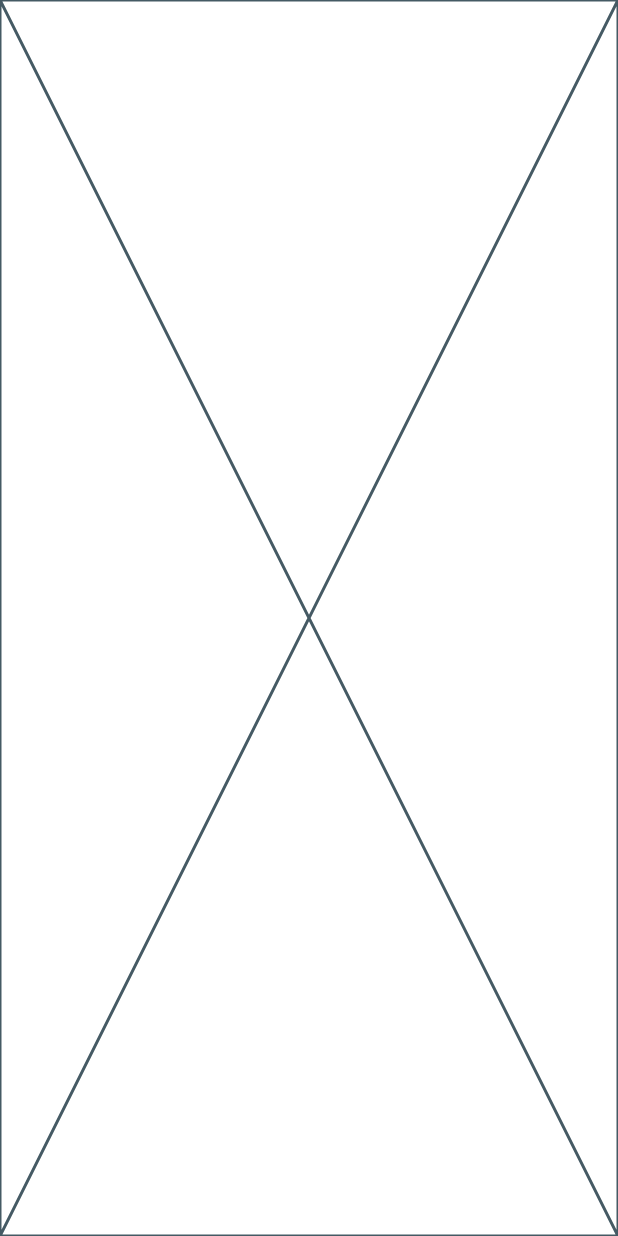
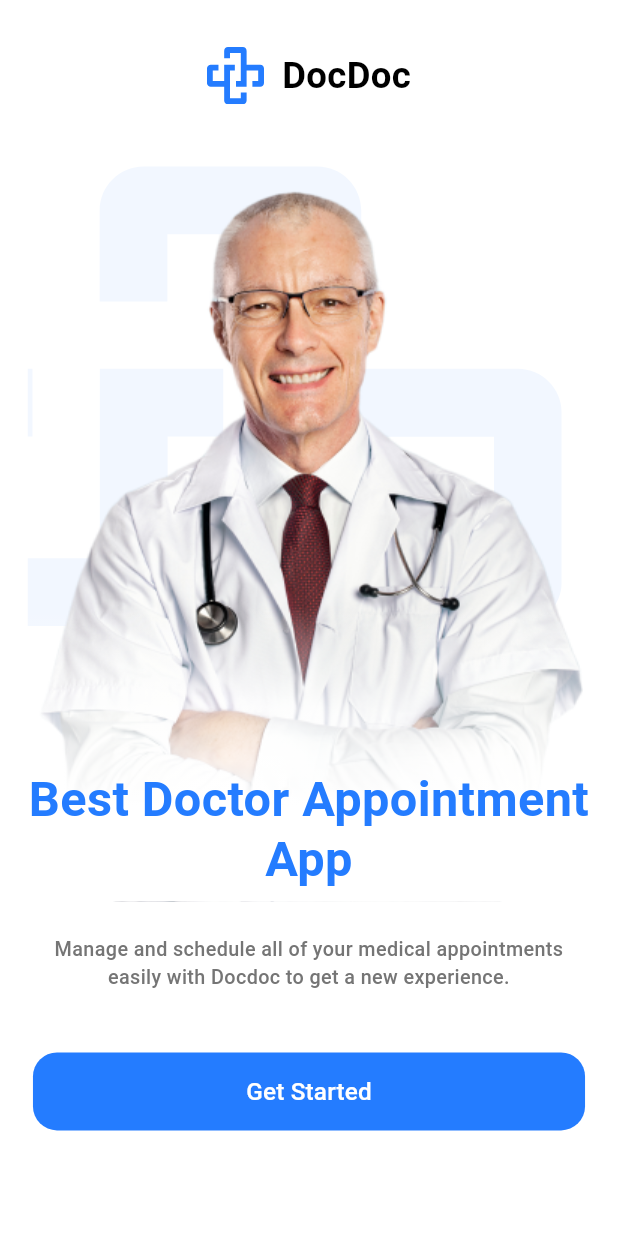
Before and after one commit to MuhannadMutawe/doctar_app, a Flutter app: the screen it shows after launch, on a phone screen of 412 x 824 dp. Run offline on Flutter 3.47's test engine with Material 3 defaults, Android fonts, the phone set to English and light mode, and no system bars; our stand-ins replace flutter_screenutil, flutter_svg.

Commit message:
_added images and svgs folders for assets. _added flutter_svg and flutter_screenutil. _made file for doc app client . _added navigation extension. _added routing folder that conlains router class and routes file. _added colors & text styles. _added empty login screen. _added onboarding screen.

```diff
--- /dev/null
+++ b/lib/core/helpers/extensions.dart
@@ -0,0 +1,17 @@
+import 'package:flutter/material.dart';
+
+extension Navigation on BuildContext{
+  Future<dynamic> pushNamed (String routeName ,{Object? argument}){
+    return Navigator.of(this).pushNamed(routeName, arguments: argument);
+  }
+
+  Future<dynamic> pushReplacement (String routeName ,{Object? argument}){
+    return Navigator.of(this).pushReplacementNamed(routeName, arguments: argument);
+  }
+
+  Future<dynamic> pushNamedAndRemoveUntil (String routeName ,{Object? argument , required RoutePredicate predicate}){
+    return Navigator.of(this).pushNamedAndRemoveUntil(routeName,predicate,arguments: argument);
+  }
+
+  void pop() => Navigator.of(this).pop(this);
+}
--- a/lib/core/routing/app_router.dart
+++ b/lib/core/routing/app_router.dart
@@ -1,16 +1,19 @@
 import 'package:doctor_app/core/routing/routes.dart';
+import 'package:doctor_app/features/login/ui/login_screen.dart';
+import 'package:doctor_app/features/onboarding/ui/on_boarding_screen.dart';
 import 'package:flutter/material.dart';
 
 class AppRouter {
   Route generateRoute(RouteSettings settings) {
+    final arguments = settings.arguments;
     switch (settings.name) {
       case Routes.onBoardingScreen:
         return MaterialPageRoute(
-          builder: (context) => const Scaffold(),
+          builder: (context) => const OnBoardingScreen(),
         );
       case Routes.loginScreen:
         return MaterialPageRoute(
-          builder: (context) => const Scaffold(),
+          builder: (context) => const LoginScreen(),
         );
       default:
         return MaterialPageRoute(
--- /dev/null
+++ b/lib/core/theming/app_colors.dart
@@ -0,0 +1,6 @@
+import 'package:flutter/material.dart';
+
+class AppColors {
+  static const Color mainBlue = Color(0XFF247CFF);
+  static const Color gray = Color(0XFF757575);
+}
--- /dev/null
+++ b/lib/core/theming/text_styles.dart
@@ -0,0 +1,29 @@
+import 'package:doctor_app/core/theming/app_colors.dart';
+import 'package:flutter/material.dart';
+import 'package:flutter_screenutil/flutter_screenutil.dart';
+
+class TextStyles{
+  static TextStyle font24Block700Weight = TextStyle(
+    fontSize: 24.sp,
+    fontWeight: FontWeight.w700,
+    color: Colors.black
+  );
+
+  static TextStyle font32BlueBold = TextStyle(
+      fontSize: 32.sp,
+      fontWeight: FontWeight.bold,
+      color: AppColors.mainBlue
+  );
+
+  static TextStyle font13Gray400 = TextStyle(
+      fontSize: 13.sp,
+      fontWeight: FontWeight.w500,
+      color: AppColors.gray
+  );
+
+  static TextStyle font16WhiteSemiBold = TextStyle(
+      fontSize: 16.sp,
+      fontWeight: FontWeight.w500,
+      color: Colors.white
+  );
+}
--- a/lib/doc_app.dart
+++ b/lib/doc_app.dart
@@ -1,10 +1,29 @@
+import 'package:doctor_app/core/routing/routes.dart';
+import 'package:doctor_app/core/theming/app_colors.dart';
 import 'package:flutter/material.dart';
+import 'package:flutter_screenutil/flutter_screenutil.dart';
+
+import 'core/routing/app_router.dart';
 
 class DocApp extends StatelessWidget {
-  const DocApp({super.key});
+  final AppRouter appRouter;
+  const DocApp({super.key,required this.appRouter});
 
   @override
   Widget build(BuildContext context) {
-    return const Placeholder();
+    return ScreenUtilInit(
+      designSize: const Size(375, 812),
+      minTextAdapt: true,
+      child: MaterialApp(
+        title: 'Doc App',
+        debugShowCheckedModeBanner: false,
+        theme: ThemeData(
+          primaryColor: AppColors.mainBlue,
+          scaffoldBackgroundColor: Colors.white
+        ),
+        initialRoute: Routes.onBoardingScreen,
+        onGenerateRoute: appRouter.generateRoute,
+      ),
+    );
   }
 }
--- /dev/null
+++ b/lib/features/login/ui/login_screen.dart
@@ -0,0 +1,15 @@
+import 'package:flutter/material.dart';
+
+class LoginScreen extends StatefulWidget {
+  const LoginScreen({super.key});
+
+  @override
+  State<LoginScreen> createState() => _LoginScreenState();
+}
+
+class _LoginScreenState extends State<LoginScreen> {
+  @override
+  Widget build(BuildContext context) {
+    return Scaffold();
+  }
+}
--- /dev/null
+++ b/lib/features/onboarding/ui/on_boarding_screen.dart
@@ -0,0 +1,47 @@
+import 'package:doctor_app/core/theming/text_styles.dart';
+import 'package:flutter/material.dart';
+import 'package:flutter_screenutil/flutter_screenutil.dart';
+
+import 'widget/Get_start_bottom.dart';
+import 'widget/doc_logo_and_name.dart';
+import 'widget/doctor_image_and_text.dart';
+
+class OnBoardingScreen extends StatelessWidget {
+  const OnBoardingScreen({super.key});
+
+  @override
+  Widget build(BuildContext context) {
+    return Scaffold(
+      body: SafeArea(
+        child: SingleChildScrollView(
+          child: Padding(
+            padding: EdgeInsets.symmetric(vertical: 30.h),
+            child: Column(
+              children: [
+                DocLogoAndName(),
+                SizedBox(
+                  height: 40.h,
+                ),
+                DoctorImageAndText(),
+                Padding(
+                  padding: EdgeInsets.all(20.w),
+                  child: Column(
+                    children: [
+                      Text(
+                        'Manage and schedule all of your medical appointments easily with Docdoc to get a new experience.',
+                        style: TextStyles.font13Gray400,
+                        textAlign: TextAlign.center,
+                      ),
+                      SizedBox(height: 40.h,),
+                      GetStartBottom()
+                    ],
+                  ),
+                )
+              ],
+            ),
+          ),
+        ),
+      ),
+    );
+  }
+}
--- /dev/null
+++ b/lib/features/onboarding/ui/widget/Get_start_bottom.dart
@@ -0,0 +1,32 @@
+import 'package:doctor_app/core/helpers/extensions.dart';
+import 'package:doctor_app/core/routing/routes.dart';
+import 'package:doctor_app/core/theming/app_colors.dart';
+import 'package:doctor_app/core/theming/text_styles.dart';
+import 'package:flutter/material.dart';
+
+class GetStartBottom extends StatelessWidget {
+  const GetStartBottom({super.key});
+
+  @override
+  Widget build(BuildContext context) {
+    return TextButton(
+      onPressed: () => context.pushReplacement(Routes.loginScreen),
+      style: ButtonStyle(
+        backgroundColor: WidgetStateProperty.all(AppColors.mainBlue),
+        tapTargetSize: MaterialTapTargetSize.shrinkWrap,
+        minimumSize: WidgetStateProperty.all(
+          const Size(double.infinity, 52),
+        ),
+        shape: WidgetStateProperty.all(
+          RoundedRectangleBorder(
+            borderRadius: BorderRadius.circular(16),
+          )
+        )
+      ),
+      child: Text(
+        'Get Started',
+        style: TextStyles.font16WhiteSemiBold,
+      ),
+    );
+  }
+}
--- /dev/null
+++ b/lib/features/onboarding/ui/widget/doc_logo_and_name.dart
@@ -0,0 +1,25 @@
+import 'package:doctor_app/core/theming/text_styles.dart';
+import 'package:flutter/material.dart';
+import 'package:flutter_screenutil/flutter_screenutil.dart';
+import 'package:flutter_svg/flutter_svg.dart';
+
+class DocLogoAndName extends StatelessWidget {
+  const DocLogoAndName({super.key});
+
+  @override
+  Widget build(BuildContext context) {
+    return Row(
+      mainAxisAlignment: MainAxisAlignment.center,
+      children: [
+        SvgPicture.asset('assets/svgs/doc_app_logo.svg'),
+        SizedBox(
+          width: 10.w,
+        ),
+        Text(
+          'DocDoc',
+          style: TextStyles.font24Block700Weight,
+        )
+      ],
+    );
+  }
+}
--- /dev/null
+++ b/lib/features/onboarding/ui/widget/doctor_image_and_text.dart
@@ -0,0 +1,40 @@
+import 'package:doctor_app/core/theming/text_styles.dart';
+import 'package:flutter/material.dart';
+import 'package:flutter_screenutil/flutter_screenutil.dart';
+import 'package:flutter_svg/flutter_svg.dart';
+
+class DoctorImageAndText extends StatelessWidget {
+  const DoctorImageAndText({super.key});
+
+  @override
+  Widget build(BuildContext context) {
+    return Stack(
+      children: [
+        SvgPicture.asset('assets/svgs/doc_logo_with_low_opacity.svg'),
+        Container(
+          foregroundDecoration: BoxDecoration(
+            gradient: LinearGradient(
+              colors: [Colors.white, Colors.white.withValues(alpha: 0.0)],
+              begin: Alignment.bottomCenter,
+              end: Alignment.topCenter,
+              stops: [0.13, 0.4],
+            ),
+          ),
+          child: Image.asset('assets/images/doctor.png'),
+        ),
+        Positioned(
+          bottom: 8.h,
+          left: 0,
+          right: 0,
+          child: Text(
+            'Best Doctor Appointment App',
+            textAlign: TextAlign.center,
+            style: TextStyles.font32BlueBold.copyWith(
+              height: 1.2.h,
+            ),
+          ),
+        ),
+      ],
+    );
+  }
+}
--- a/lib/main.dart
+++ b/lib/main.dart
@@ -1,6 +1,11 @@
+import 'package:doctor_app/core/routing/app_router.dart';
 import 'package:doctor_app/doc_app.dart';
 import 'package:flutter/material.dart';
 
-void main(){
-  runApp(DocApp());
+void main() {
+  runApp(
+    DocApp(
+      appRouter: AppRouter(),
+    ),
+  );
 }
--- a/pubspec.yaml
+++ b/pubspec.yaml
@@ -80,8 +80,9 @@ flutter:
   uses-material-design: true
 
   # To add assets to your application, add an assets section, like this:
-  # assets:
-  #   - images/a_dot_burr.jpeg
+  assets:
+   - assets/images/
+   - assets/svgs/
   #   - images/a_dot_ham.jpeg
 
   # An image asset can refer to one or more resolution-specific "variants", see
```
Also changed, not shown: assets/images/doctor.png (added), assets/svgs/doc_app_logo.svg (added), assets/svgs/doc_logo_with_low_opacity.svg (added), 1 other file.
